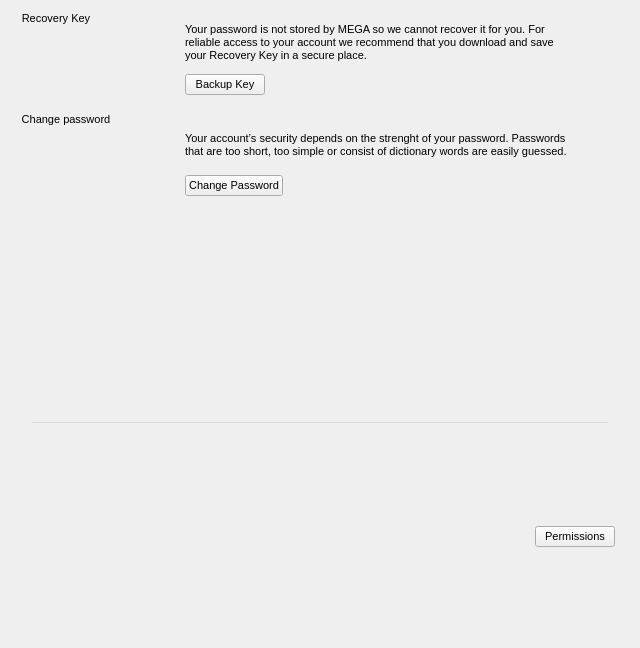
The window that src/MEGASync/gui/macx/SettingsDialog.ui (meganz/MEGAsync) describes before a commit, drawn with Qt 5.
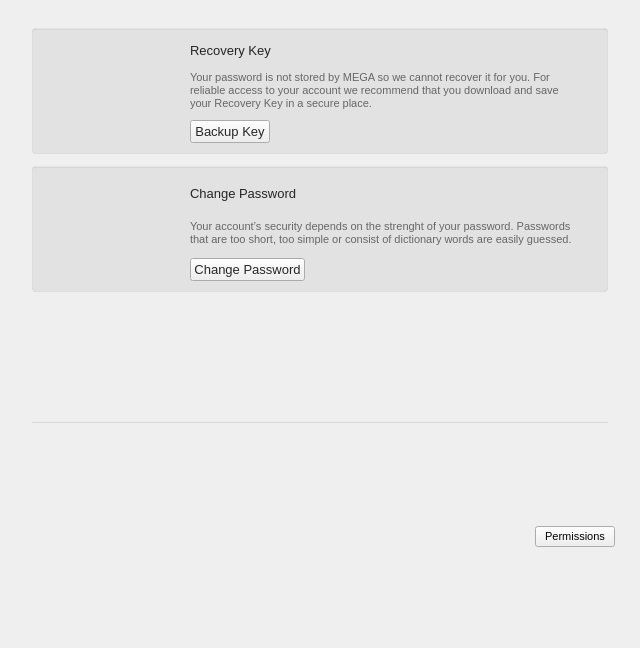
The same window after the commit. The open tabs and pages were chosen to show the change. Icons and pictures are not drawn. Custom widgets are drawn as their Qt base class.

Commit message: Restyle security pane for macOS

The edit to the form file:
```diff
--- a/src/MEGASync/gui/macx/SettingsDialog.ui
+++ b/src/MEGASync/gui/macx/SettingsDialog.ui
@@ -38,7 +38,12 @@
 }
 
 QGroupBox {
-	border:none;
+  border-radius: 3px;
+  border-top: 2px inset rgba(0,0,0,0.05);
+  border-left: 1px inset rgba(0,0,0,0.05);
+  border-right: 1px inset rgba(0,0,0,0.05);
+  border-bottom: 1px inset rgba(0,0,0,0.05);
+  background-color: #E2E2E2;
 }
 
 QCheckBox::indicator {
@@ -163,6 +168,29 @@
 #wSeparatorSecurityBackup, #wSeparatorSecurityPassword, #wSeparatorAccountOptions, #wSeparatorAccountSpace, #wSeparatorBottom, #wSeparatorBandwidthBottom, #wSeparatorRateLimits, #wSeparatorTCPconnections
 {
 background-color: rgba(0,0,0,0.1);
+}
+
+/* Security pane css props*/
+
+#lRecoveryKeyTitle, #lChangePasswordTitle
+{
+  color: #242424;
+  font-family: &quot;SF Pro Text&quot;;
+  font-size: 13px;
+}
+
+#lRecoveryKey, #lChangePassword
+{
+  color: #666666;
+  font-family: &quot;SF Pro Text&quot;;
+  font-size: 11px;
+}
+
+#bExportMasterKey, #bChangePassword
+{
+  color: #272727;
+  font-family: &quot;SF UI Text&quot;;
+  font-size: 13px;
 }</string>
   </property>
   <layout class="QGridLayout" name="gridLayout">
@@ -2886,16 +2914,16 @@
        <widget class="QWidget" name="pSecurity">
       <layout class="QVBoxLayout" name="verticalLayout_20">
        <property name="spacing">
-        <number>6</number>
+        <number>12</number>
        </property>
        <property name="leftMargin">
-        <number>20</number>
+        <number>32</number>
        </property>
        <property name="topMargin">
-        <number>10</number>
+        <number>28</number>
        </property>
        <property name="rightMargin">
-        <number>20</number>
+        <number>32</number>
        </property>
        <property name="bottomMargin">
         <number>10</number>
@@ -2903,7 +2931,7 @@
        <item>
         <widget class="QGroupBox" name="gRecoveryKey">
          <property name="title">
-          <string>Recovery Key</string>
+          <string/>
          </property>
          <layout class="QHBoxLayout" name="gRecoveryKeyLayout">
           <property name="spacing">
@@ -2932,8 +2960,8 @@
             </property>
             <property name="iconSize">
              <size>
-              <width>72</width>
-              <height>72</height>
+              <width>100</width>
+              <height>100</height>
              </size>
             </property>
            </widget>
@@ -2943,6 +2971,19 @@
             <property name="spacing">
              <number>10</number>
             </property>
+            <property name="topMargin">
+             <number>0</number>
+            </property>
+            <property name="bottomMargin">
+             <number>0</number>
+            </property>
+            <item>
+             <widget class="QLabel" name="lRecoveryKeyTitle">
+              <property name="text">
+               <string>Recovery Key</string>
+              </property>
+             </widget>
+            </item>
             <item>
              <widget class="QLabel" name="lRecoveryKey">
               <property name="sizePolicy">
@@ -2989,7 +3030,7 @@
        <item>
         <widget class="QGroupBox" name="gChangePassword">
          <property name="title">
-          <string>Change password</string>
+          <string/>
          </property>
          <property name="alignment">
           <set>Qt::AlignBottom|Qt::AlignLeading|Qt::AlignLeft</set>
@@ -3024,14 +3065,27 @@
             </property>
             <property name="iconSize">
              <size>
-              <width>72</width>
-              <height>72</height>
+              <width>100</width>
+              <height>100</height>
              </size>
             </property>
            </widget>
           </item>
           <item>
            <layout class="QVBoxLayout" name="gChangePasswordRightLayout">
+            <property name="spacing">
+             <number>10</number>
+            </property>
+            <item>
+             <widget class="QLabel" name="lChangePasswordTitle">
+              <property name="text">
+               <string>Change Password</string>
+              </property>
+              <property name="alignment">
+               <set>Qt::AlignLeading|Qt::AlignLeft|Qt::AlignVCenter</set>
+              </property>
+             </widget>
+            </item>
             <item>
              <widget class="QLabel" name="lChangePassword">
               <property name="sizePolicy">
```
Left out of the diff: 4 changed lines with no effect on the pictures. The commit also changes 1 other file.
